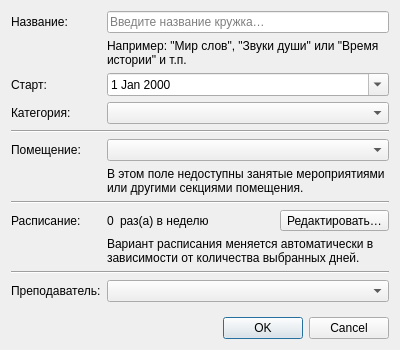
Old version of the form app/ui/assets/dialogs/club-update.ui in the repository NTO-2nd-stage-ABP/ccms.
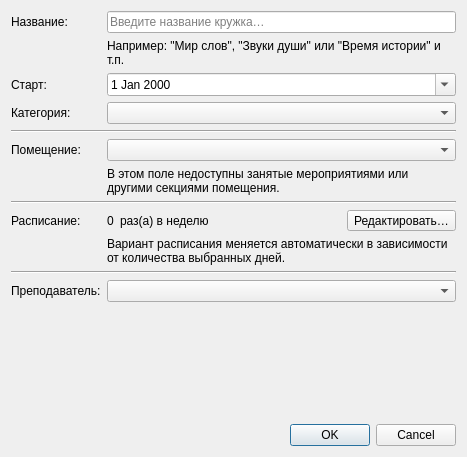
New version of the form.

```diff
--- a/app/ui/assets/dialogs/club-update.ui
+++ b/app/ui/assets/dialogs/club-update.ui
@@ -6,8 +6,8 @@
    <rect>
     <x>0</x>
     <y>0</y>
-    <width>400</width>
-    <height>350</height>
+    <width>467</width>
+    <height>457</height>
    </rect>
   </property>
   <property name="windowTitle">
```
